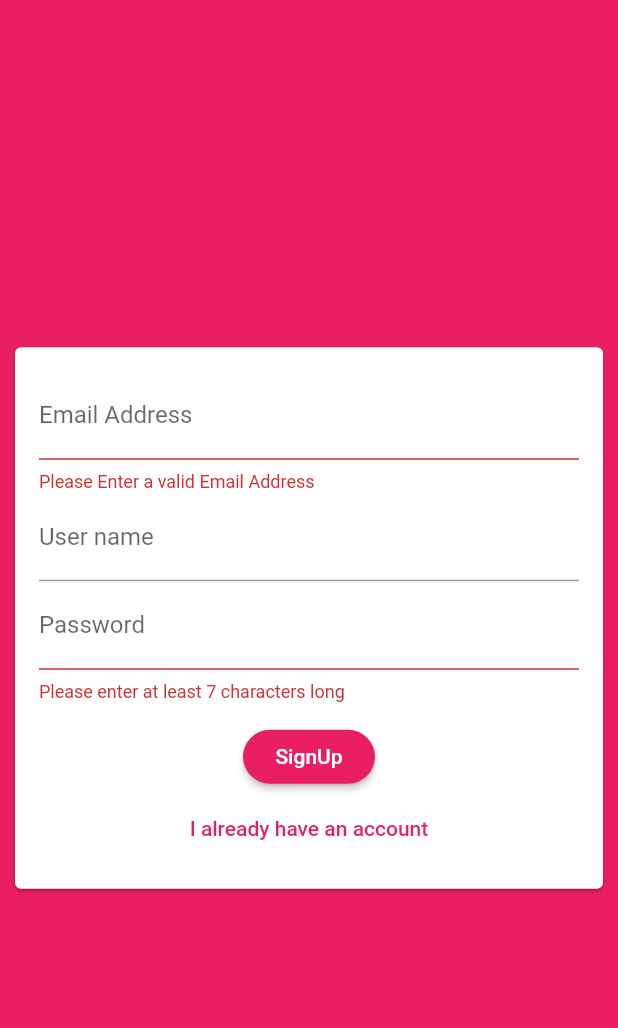
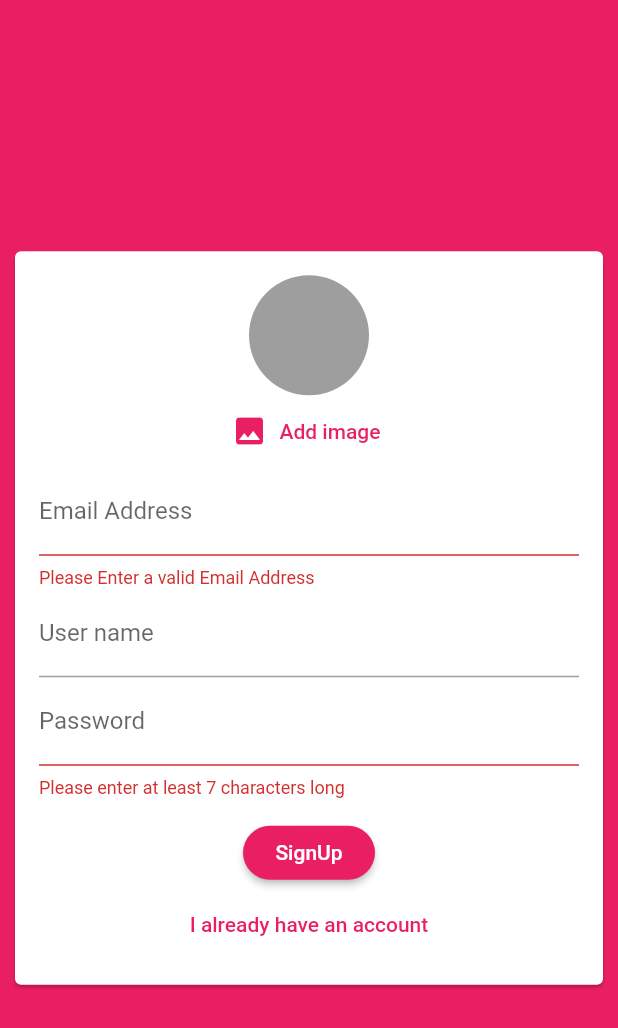
Before and after one commit to BishalN/ChatApp, a Flutter app: the screen it shows after launch, after a tap on "Login", after a tap on "Create New Account", on a phone screen of 412 x 824 dp. Shown: the top 1028 px of the screen. Run offline on Flutter 3.47's test engine with Material 2 defaults, Android fonts, the phone set to English and light mode, and no system bars; our stand-ins replace cloud_firestore, firebase_auth, firebase_core, image_picker; accounts and stored records are empty.

Commit message:
Prepare for Image upload to firebase

```diff
--- a/lib/widgets/auth/auth_form.dart
+++ b/lib/widgets/auth/auth_form.dart
@@ -1,4 +1,6 @@
 import 'package:flutter/material.dart';
+
+import '../pickers/user_image_picker.dart';
 
 class AuthForm extends StatefulWidget {
   AuthForm(this.submitFn, this.isLoading);
@@ -43,6 +45,7 @@ class _AuthFormState extends State<AuthForm> {
               child: Column(
                 mainAxisSize: MainAxisSize.min,
                 children: [
+                  if (!_isLogin) UserImagePicker(),
                   TextFormField(
                     key: ValueKey('Email'),
                     onSaved: (value) {
--- a/lib/widgets/chat/messages.dart
+++ b/lib/widgets/chat/messages.dart
@@ -21,9 +21,10 @@ class Messages extends StatelessWidget {
           reverse: true,
           itemBuilder: (context, index) => MessageBubble(
               chatDocs[index]['text'],
+              chatDocs[index]['userName'],
               chatDocs[index]['userId'] ==
                   FirebaseAuth.instance.currentUser.uid,
-              key: ValueKey(chatDocs[index].documentId)),
+              key: ValueKey(chatDocs[index])),
           itemCount: chatDocs.length,
         );
       },
--- /dev/null
+++ b/lib/widgets/pickers/user_image_picker.dart
@@ -0,0 +1,39 @@
+import 'dart:io';
+
+import 'package:flutter/material.dart';
+import 'package:image_picker/image_picker.dart';
+
+class UserImagePicker extends StatefulWidget {
+  @override
+  _UserImagePickerState createState() => _UserImagePickerState();
+}
+
+class _UserImagePickerState extends State<UserImagePicker> {
+  File _pickedImage;
+  void _pickImage() async {
+    final pickedImageFile =
+        await ImagePicker.pickImage(source: ImageSource.camera);
+    setState(() {
+      _pickedImage = pickedImageFile;
+    });
+  }
+
+  @override
+  Widget build(BuildContext context) {
+    return Column(
+      children: [
+        CircleAvatar(
+          radius: 40,
+          backgroundColor: Colors.grey,
+          backgroundImage:
+              _pickedImage != null ? FileImage(_pickedImage) : null,
+        ),
+        FlatButton.icon(
+            textColor: Theme.of(context).primaryColor,
+            onPressed: _pickImage,
+            icon: Icon(Icons.image),
+            label: Text('Add image')),
+      ],
+    );
+  }
+}
--- a/pubspec.yaml
+++ b/pubspec.yaml
@@ -26,6 +26,7 @@ dependencies:
   firebase_core: '^0.5.3'
   cloud_firestore: ^0.14.4
   firebase_auth: ^0.18.4+1
+  image_picker: ^0.6.7+15
 
   # The following adds the Cupertino Icons font to your application.
   # Use with the CupertinoIcons class for iOS style icons.
```
Also changed, not shown: lib/widgets/chat/message_bubble.dart (+25 -4 lines), lib/widgets/chat/new_message.dart (+6 -1 lines), pubspec.lock, 1 other file.
